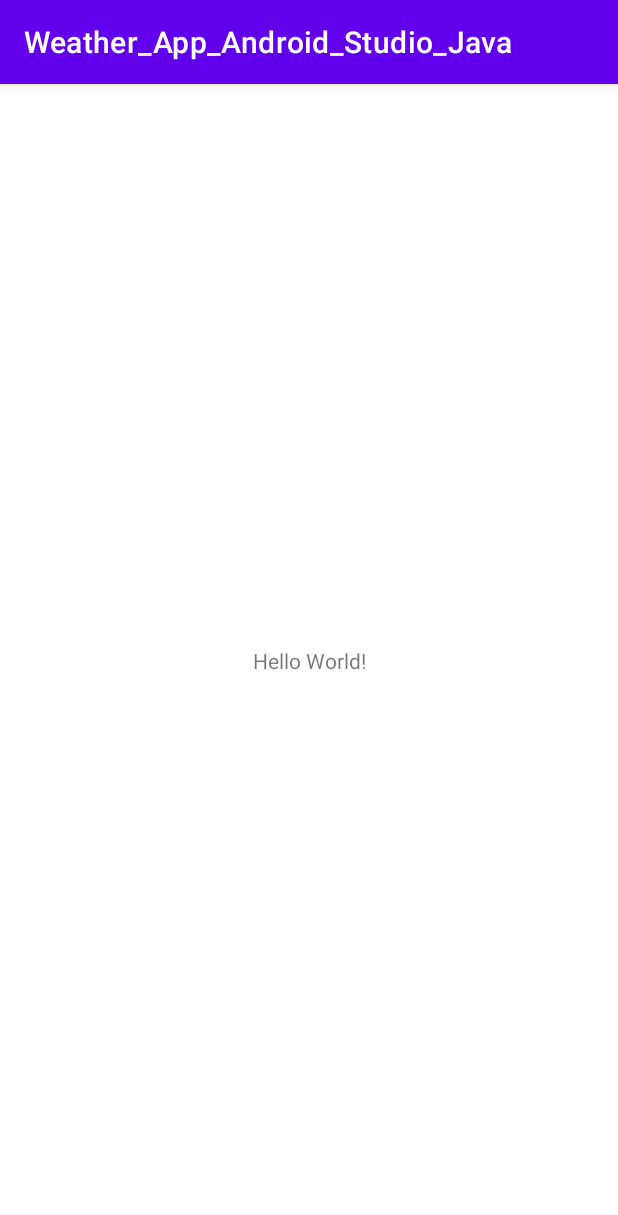
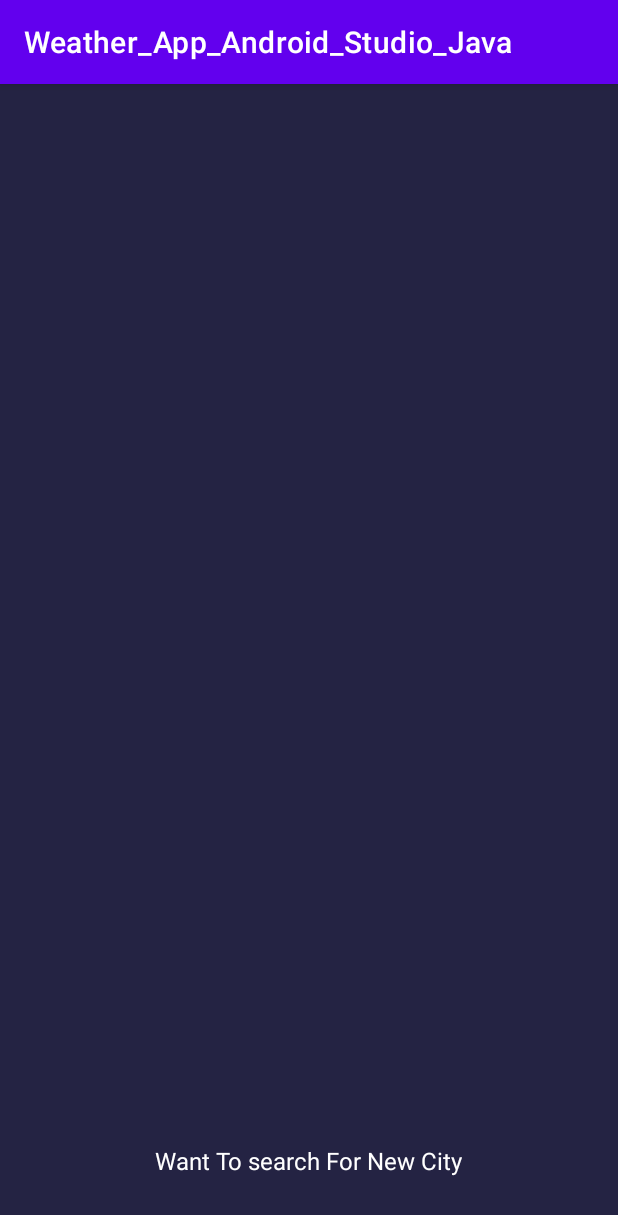
Before and after one commit to suparansharma/Weather_App_Android_Studio_Java, an Android app: the screen it shows after launch (MainActivity), on a phone screen of 412 x 824 dp. Shown: the top 1215 px of the screen. Run offline under Robolectric (Android 15) with nearby library versions, the phone set to English and light mode, and no system bars.

Commit message:
text view

```diff
--- a/app/src/main/res/layout/activity_main.xml
+++ b/app/src/main/res/layout/activity_main.xml
@@ -1,18 +1,33 @@
 <?xml version="1.0" encoding="utf-8"?>
-<androidx.constraintlayout.widget.ConstraintLayout xmlns:android="http://schemas.android.com/apk/res/android"
+<RelativeLayout xmlns:android="http://schemas.android.com/apk/res/android"
     xmlns:app="http://schemas.android.com/apk/res-auto"
     xmlns:tools="http://schemas.android.com/tools"
     android:layout_width="match_parent"
     android:layout_height="match_parent"
+    android:background="#242343"
     tools:context=".MainActivity">
 
-    <TextView
+    <RelativeLayout
         android:layout_width="wrap_content"
-        android:layout_height="wrap_content"
-        android:text="Hello World!"
-        app:layout_constraintBottom_toBottomOf="parent"
-        app:layout_constraintLeft_toLeftOf="parent"
-        app:layout_constraintRight_toRightOf="parent"
-        app:layout_constraintTop_toTopOf="parent" />
+        android:layout_height="40dp"
+        android:layout_centerInParent="true"
+        android:layout_marginLeft="30dp"
+        android:layout_marginRight="30dp"
+        android:layout_alignParentBottom="true"
+        android:id="@+id/cityFinder"
+        android:layout_marginBottom="30dp">
 
-</androidx.constraintlayout.widget.ConstraintLayout>
+        <TextView
+            android:layout_width="wrap_content"
+            android:layout_height="wrap_content"
+            android:text="Want To search For New City"
+            android:textColor="#ffffff"
+            android:layout_centerInParent="true"
+            android:textSize="16sp" />
+
+
+    </RelativeLayout>
+
+
+
+</RelativeLayout>
```
